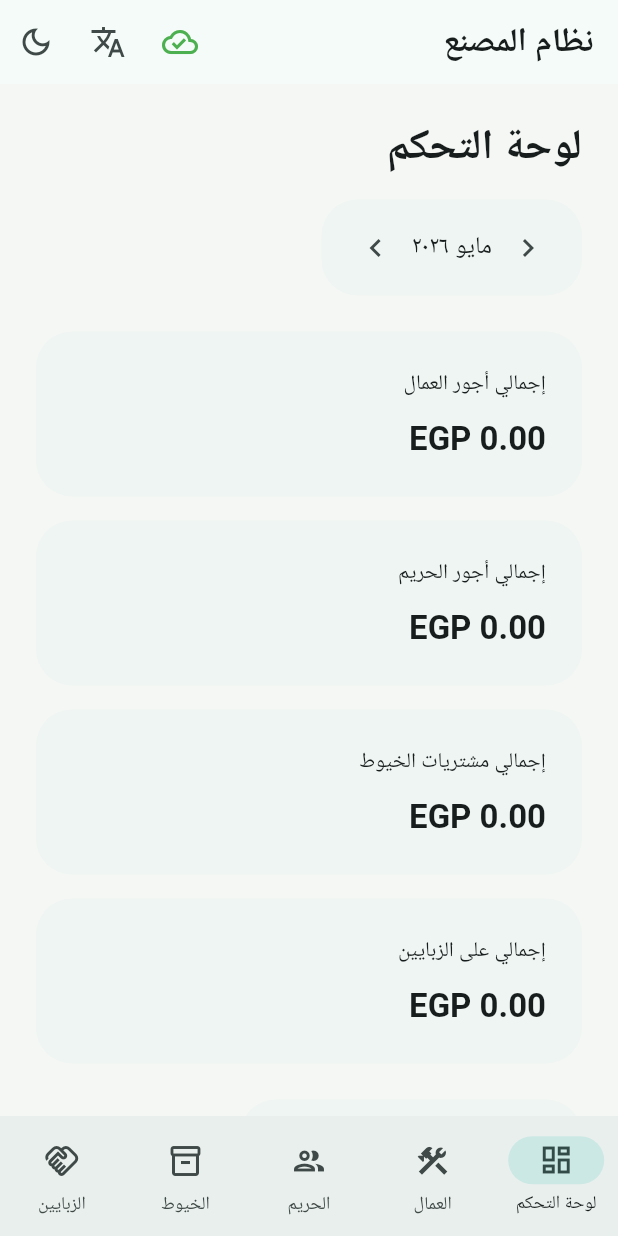
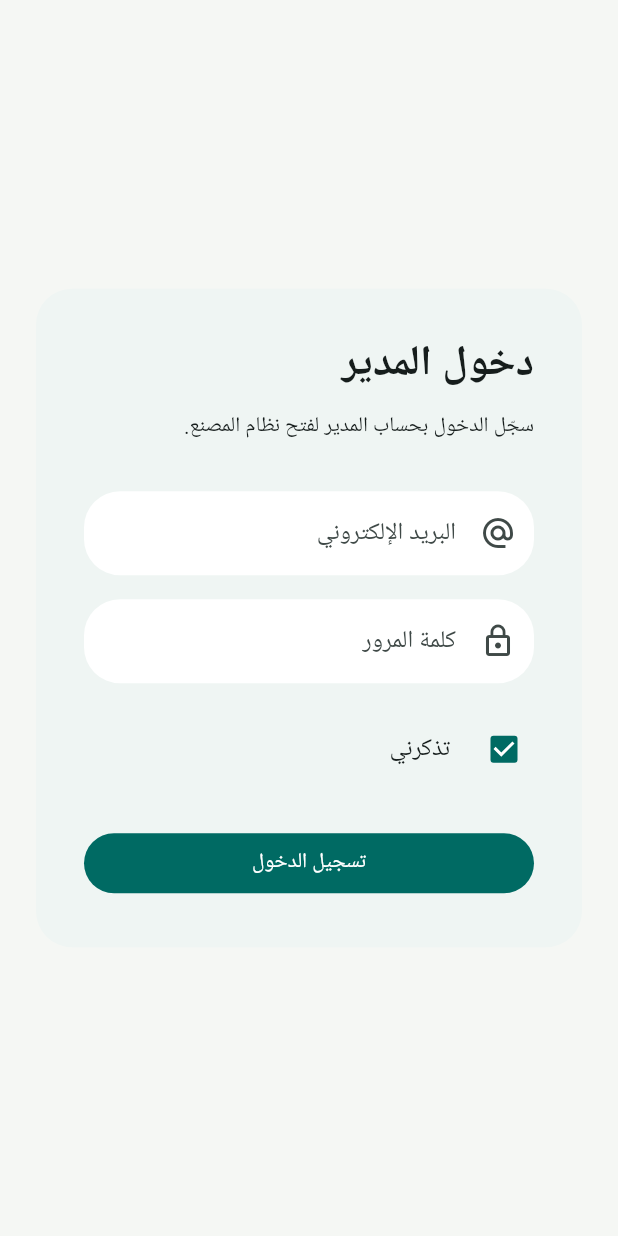
Before and after one commit to MahmoudDahy11/company, a Flutter app: the screen it shows after launch, on a phone screen of 412 x 824 dp. Run offline on Flutter 3.47's test engine with Material 3 defaults, Android fonts, the phone set to English and light mode, and no system bars; our stand-ins replace cloud_firestore, connectivity_plus, drift, firebase_auth, firebase_core, fl_chart and 5 more; accounts and stored records are empty; generated files the repository leaves out were written again.

Commit message:
feat: Implement authentication features with login page, cubit, and controller
Co-authored-by: Copilot <copilot@github.com>

```diff
--- a/lib/bootstrap.dart
+++ b/lib/bootstrap.dart
@@ -2,6 +2,7 @@ import 'package:flutter/material.dart';
 import 'package:get_it/get_it.dart';
 
 import 'app.dart';
+import 'core/auth/auth_controller.dart';
 import 'core/di/injection.dart';
 import 'core/firebase/firebase_initializer.dart';
 import 'core/sync/sync_service.dart';
@@ -9,6 +10,7 @@ import 'core/sync/sync_service.dart';
 Future<void> bootstrap() async {
   await configureDependencies();
   await GetIt.I<FirebaseInitializer>().initialize();
+  await GetIt.I<AuthController>().initialize();
   await GetIt.I<SyncService>().start();
   runApp(const FactoryApp());
 }
--- /dev/null
+++ b/lib/core/auth/auth_controller.dart
@@ -0,0 +1,80 @@
+import 'dart:async';
+
+import 'package:firebase_auth/firebase_auth.dart';
+import 'package:flutter/foundation.dart';
+import 'package:injectable/injectable.dart';
+import 'package:shared_preferences/shared_preferences.dart';
+
+@lazySingleton
+class AuthController extends ChangeNotifier {
+  AuthController(this._firebaseAuth, this._sharedPreferences);
+
+  static const _rememberMeKey = 'remember_admin_session';
+
+  final FirebaseAuth _firebaseAuth;
+  final SharedPreferences _sharedPreferences;
+
+  StreamSubscription<User?>? _authSubscription;
+
+  bool _isInitialized = false;
+  bool _isAuthenticated = false;
+  bool _rememberMe = false;
+
+  bool get isInitialized => _isInitialized;
+  bool get isAuthenticated => _isAuthenticated;
+  bool get rememberMe => _rememberMe;
+
+  Future<void> initialize() async {
+    if (_isInitialized) {
+      return;
+    }
+
+    _rememberMe = _sharedPreferences.getBool(_rememberMeKey) ?? false;
+    _authSubscription = _firebaseAuth.authStateChanges().listen(
+      _handleAuthChange,
+    );
+
+    if (!_rememberMe && _firebaseAuth.currentUser != null) {
+      await _firebaseAuth.signOut();
+    } else {
+      _handleAuthChange(_firebaseAuth.currentUser);
+    }
+
+    _isInitialized = true;
+    notifyListeners();
+  }
+
+  Future<void> signIn({
+    required String email,
+    required String password,
+    required bool rememberMe,
+  }) async {
+    await _firebaseAuth.signInWithEmailAndPassword(
+      email: email.trim(),
+      password: password,
+    );
+    _rememberMe = rememberMe;
+    await _sharedPreferences.setBool(_rememberMeKey, rememberMe);
+    notifyListeners();
+  }
+
+  Future<void> signOut() async {
+    _rememberMe = false;
+    await _sharedPreferences.setBool(_rememberMeKey, false);
+    await _firebaseAuth.signOut();
+    notifyListeners();
+  }
+
+  void _handleAuthChange(User? user) {
+    _isAuthenticated = user != null;
+    if (_isInitialized) {
+      notifyListeners();
+    }
+  }
+
+  @override
+  void dispose() {
+    _authSubscription?.cancel();
+    super.dispose();
+  }
+}
--- a/lib/core/di/injection.dart
+++ b/lib/core/di/injection.dart
@@ -7,5 +7,5 @@ final GetIt getIt = GetIt.instance;
 
 @InjectableInit(initializerName: r'$initGetIt')
 Future<void> configureDependencies() async {
-  getIt.$initGetIt();
+  await getIt.$initGetIt();
 }
--- a/lib/core/localization/arb/app_ar.arb
+++ b/lib/core/localization/arb/app_ar.arb
@@ -19,6 +19,14 @@
   "failedItems": "العناصر الفاشلة",
   "retrySync": "إعادة المحاولة",
   "noSyncItems": "لا توجد عناصر معلقة أو فاشلة للمزامنة.",
+  "email": "البريد الإلكتروني",
+  "password": "كلمة المرور",
+  "rememberMe": "تذكرني",
+  "requiredField": "هذا الحقل مطلوب",
+  "loginTitle": "دخول المدير",
+  "loginSubtitle": "سجّل الدخول بحساب المدير لفتح نظام المصنع.",
+  "loginButton": "تسجيل الدخول",
+  "signOut": "تسجيل الخروج",
   "save": "حفظ",
   "cancel": "إلغاء",
   "delete": "حذف",
--- a/lib/core/router/app_router.dart
+++ b/lib/core/router/app_router.dart
@@ -1,5 +1,7 @@
+import 'package:injectable/injectable.dart';
 import 'package:go_router/go_router.dart';
 
+import '../../features/auth/presentation/pages/login_page.dart';
 import '../../features/clients/presentation/pages/client_details_page.dart';
 import '../../features/clients/presentation/pages/clients_page.dart';
 import '../../features/dashboard/presentation/pages/dashboard_page.dart';
@@ -9,13 +11,35 @@ import '../../features/women_staff/presentation/pages/staff_details_page.dart';
 import '../../features/women_staff/presentation/pages/women_staff_page.dart';
 import '../../features/workers/presentation/pages/worker_details_page.dart';
 import '../../features/workers/presentation/pages/workers_page.dart';
+import '../auth/auth_controller.dart';
 import 'app_shell.dart';
 
+@lazySingleton
 class AppRouter {
-  AppRouter()
+  AppRouter(AuthController authController)
     : router = GoRouter(
+        refreshListenable: authController,
+        redirect: (context, state) {
+          final isAuthenticated = authController.isAuthenticated;
+          final isLoginRoute = state.matchedLocation == LoginPage.routePath;
+
+          if (!isAuthenticated && !isLoginRoute) {
+            return LoginPage.routePath;
+          }
+
+          if (isAuthenticated && isLoginRoute) {
+            return DashboardPage.routePath;
+          }
+
+          return null;
+        },
         initialLocation: DashboardPage.routePath,
         routes: [
+          GoRoute(
+            path: LoginPage.routePath,
+            name: LoginPage.routeName,
+            builder: (context, state) => const LoginPage(),
+          ),
           StatefulShellRoute.indexedStack(
             builder: (context, state, navigationShell) =>
                 AppShell(navigationShell: navigationShell),
--- /dev/null
+++ b/lib/features/auth/presentation/bloc/login_state.dart
@@ -0,0 +1,27 @@
+class LoginState {
+  const LoginState({
+    required this.isSubmitting,
+    required this.rememberMe,
+    this.errorMessage,
+  });
+
+  factory LoginState.initial() =>
+      const LoginState(isSubmitting: false, rememberMe: true);
+
+  final bool isSubmitting;
+  final bool rememberMe;
+  final String? errorMessage;
+
+  LoginState copyWith({
+    bool? isSubmitting,
+    bool? rememberMe,
+    String? errorMessage,
+    bool clearError = false,
+  }) {
+    return LoginState(
+      isSubmitting: isSubmitting ?? this.isSubmitting,
+      rememberMe: rememberMe ?? this.rememberMe,
+      errorMessage: clearError ? null : errorMessage ?? this.errorMessage,
+    );
+  }
+}
--- /dev/null
+++ b/lib/features/auth/presentation/pages/login_page.dart
@@ -0,0 +1,173 @@
+import 'package:flutter/material.dart';
+import 'package:flutter_bloc/flutter_bloc.dart';
+import 'package:get_it/get_it.dart';
+
+import '../../../../core/localization/generated/app_localizations.dart';
+import '../../../../core/utils/app_spacing.dart';
+import '../bloc/login_cubit.dart';
+import '../bloc/login_state.dart';
+
+class LoginPage extends StatelessWidget {
+  const LoginPage({super.key});
+
+  static const routeName = 'login';
+  static const routePath = '/login';
+
+  @override
+  Widget build(BuildContext context) {
+    return BlocProvider(
+      create: (_) => GetIt.I<LoginCubit>(),
+      child: const _LoginView(),
+    );
+  }
+}
+
+class _LoginView extends StatefulWidget {
+  const _LoginView();
+
+  @override
+  State<_LoginView> createState() => _LoginViewState();
+}
+
+class _LoginViewState extends State<_LoginView> {
+  late final TextEditingController _emailController;
+  late final TextEditingController _passwordController;
+  final _formKey = GlobalKey<FormState>();
+
+  @override
+  void initState() {
+    super.initState();
+    _emailController = TextEditingController();
+    _passwordController = TextEditingController();
+  }
+
+  @override
+  void dispose() {
+    _emailController.dispose();
+    _passwordController.dispose();
+    super.dispose();
+  }
+
+  @override
+  Widget build(BuildContext context) {
+    final l10n = AppLocalizations.of(context)!;
+
+    return Scaffold(
+      body: SafeArea(
+        child: Center(
+          child: SingleChildScrollView(
+            padding: const EdgeInsets.all(AppSpacing.lg),
+            child: ConstrainedBox(
+              constraints: const BoxConstraints(maxWidth: 420),
+              child: Card(
+                child: Padding(
+                  padding: const EdgeInsets.all(AppSpacing.xl),
+                  child: BlocBuilder<LoginCubit, LoginState>(
+                    builder: (context, state) {
+                      return Form(
+                        key: _formKey,
+                        child: Column(
+                          crossAxisAlignment: CrossAxisAlignment.start,
+                          mainAxisSize: MainAxisSize.min,
+                          children: [
+                            Text(
+                              l10n.loginTitle,
+                              style: Theme.of(context).textTheme.headlineMedium,
+                            ),
+                            const SizedBox(height: AppSpacing.sm),
+                            Text(
+                              l10n.loginSubtitle,
+                              style: Theme.of(context).textTheme.bodyMedium,
+                            ),
+                            const SizedBox(height: AppSpacing.xl),
+                            TextFormField(
+                              controller: _emailController,
+                              keyboardType: TextInputType.emailAddress,
+                              autofillHints: const [AutofillHints.username],
+                              decoration: InputDecoration(
+                                labelText: l10n.email,
+                                prefixIcon: const Icon(Icons.alternate_email),
+                              ),
+                              validator: (value) {
+                                if (value == null || value.trim().isEmpty) {
+                                  return l10n.requiredField;
+                                }
+                                return null;
+                              },
+                            ),
+                            const SizedBox(height: AppSpacing.md),
+                            TextFormField(
+                              controller: _passwordController,
+                              obscureText: true,
+                              autofillHints: const [AutofillHints.password],
+                              decoration: InputDecoration(
+                                labelText: l10n.password,
+                                prefixIcon: const Icon(Icons.lock_outline),
+                              ),
+                              validator: (value) {
+                                if (value == null || value.isEmpty) {
+                                  return l10n.requiredField;
+                                }
+                                return null;
+                              },
+                            ),
+                            const SizedBox(height: AppSpacing.md),
+                            CheckboxListTile(
+                              contentPadding: EdgeInsets.zero,
+                              value: state.rememberMe,
+                              onChanged: (value) => context
+                                  .read<LoginCubit>()
+                                  .toggleRememberMe(value ?? false),
+                              controlAffinity: ListTileControlAffinity.leading,
+                              title: Text(l10n.rememberMe),
+                            ),
+                            if (state.errorMessage != null) ...[
+                              const SizedBox(height: AppSpacing.sm),
+                              Text(
+                                state.errorMessage!,
+                                style: TextStyle(
+                                  color: Theme.of(context).colorScheme.error,
+                                ),
+                              ),
+                            ],
+                            const SizedBox(height: AppSpacing.lg),
+                            SizedBox(
+                              width: double.infinity,
+                              child: FilledButton(
+                                onPressed: state.isSubmitting
+                                    ? null
+                                    : () async {
+                                        if (!_formKey.currentState!
+                                            .validate()) {
+                                          return;
+                                        }
+                                        await context.read<LoginCubit>().submit(
+                                          email: _emailController.text,
+                                          password: _passwordController.text,
+                                        );
+                                      },
+                                child: state.isSubmitting
+                                    ? const SizedBox(
+                                        width: 20,
+                                        height: 20,
+                                        child: CircularProgressIndicator(
+                                          strokeWidth: 2,
+                                        ),
+                                      )
+                                    : Text(l10n.loginButton),
+                              ),
+                            ),
+                          ],
+                        ),
+                      );
+                    },
+                  ),
+                ),
+              ),
+            ),
+          ),
+        ),
+      ),
+    );
+  }
+}
--- a/pubspec.yaml
+++ b/pubspec.yaml
@@ -2,7 +2,7 @@ name: company
 description: "A new Flutter project."
 # The following line prevents the package from being accidentally published to
 # pub.dev using `flutter pub publish`. This is preferred for private packages.
-publish_to: 'none' # Remove this line if you wish to publish to pub.dev
+publish_to: "none" # Remove this line if you wish to publish to pub.dev
 
 # The following defines the version and build number for your application.
 # A version number is three numbers separated by dots, like 1.2.43
@@ -40,6 +40,7 @@ dependencies:
   connectivity_plus: ^7.0.0
   drift: ^2.28.2
   fl_chart: ^1.1.1
+  firebase_auth: ^6.1.0
   firebase_core: ^4.1.1
   flutter_bloc: ^9.1.1
   get_it: ^8.2.0
@@ -48,6 +49,7 @@ dependencies:
   intl: ^0.20.2
   path: ^1.9.1
   path_provider: ^2.1.5
+  shared_preferences: ^2.5.3
   sqlite3_flutter_libs: ^0.5.39
 
 dev_dependencies:
```
Also changed, not shown: lib/core/di/register_module.dart (+9 -4 lines), lib/core/localization/arb/app_en.arb (+8 -0 lines), lib/core/router/app_shell.dart (+14 -0 lines), lib/features/auth/presentation/bloc/login_cubit.dart (added, +49 -0 lines), lib/features/threads/data/datasources/threads_local_data_source.dart (+6 -8 lines), lib/core/di/injection.config.dart, lib/core/localization/generated/app_localizations.dart, lib/core/localization/generated/app_localizations_ar.dart, lib/core/localization/generated/app_localizations_en.dart, pubspec.lock, 3 other files.
